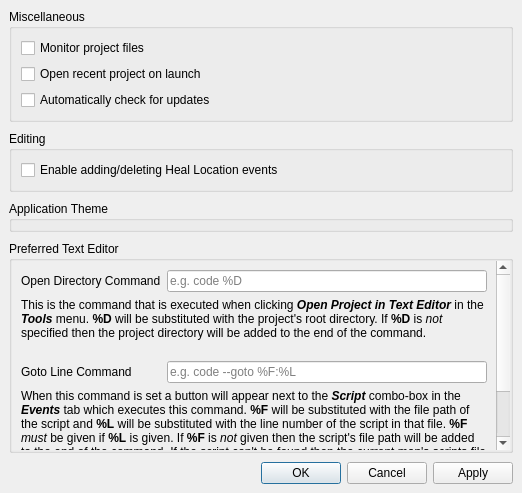
Qt form forms/preferenceeditor.ui (GriffinRichards/porymap) before a commit.
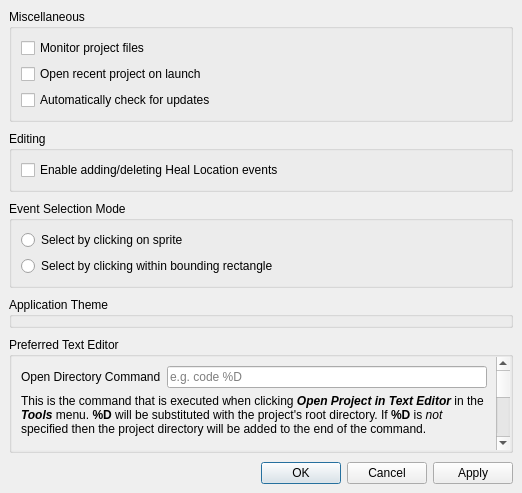
The same form after that commit.

Commit message: Add event selection mode settings

Diff of the .ui file:
```diff
--- a/forms/preferenceeditor.ui
+++ b/forms/preferenceeditor.ui
@@ -73,6 +73,35 @@
       </layout>
      </widget>
     </item>
+    <item>
+     <widget class="QGroupBox" name="groupBox_EventSelectionMode">
+      <property name="title">
+       <string>Event Selection Mode</string>
+      </property>
+      <layout class="QVBoxLayout" name="verticalLayout_4">
+       <item>
+        <widget class="QRadioButton" name="radioButton_OnSprite">
+         <property name="toolTip">
+          <string>If enabled, an event can be selected by clicking directly on the opaque pixels of its sprite. This may be preferable when events are overlapping.</string>
+         </property>
+         <property name="text">
+          <string>Select by clicking on sprite</string>
+         </property>
+        </widget>
+       </item>
+       <item>
+        <widget class="QRadioButton" name="radioButton_WithinRect">
+         <property name="toolTip">
+          <string>If enabled, an event can be selected by clicking anywhere within its sprite dimensions. This may be preferable for events with small or mostly transparent sprites.</string>
+         </property>
+         <property name="text">
+          <string>Select by clicking within bounding rectangle</string>
+         </property>
+        </widget>
+       </item>
+      </layout>
+     </widget>
+    </item>
     <item>
      <widget class="QGroupBox" name="groupBox_Themes">
       <property name="sizePolicy">
```
The commit also changes 8 other files.
